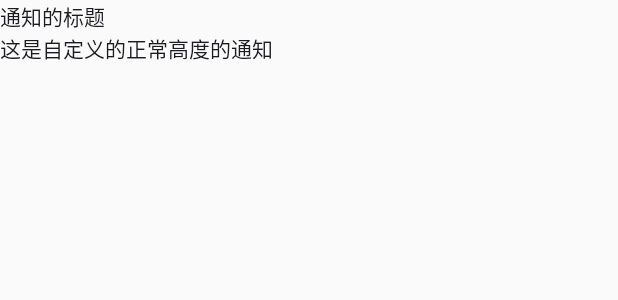
After one commit to androidjia/BaseComponent, an Android app: the layout notification_custom_normal.xml on its own in the app's theme, with its tools: preview values and no code run, on a phone screen of 412 x 824 dp. The commit adds this screen. Shown: the top 300 px of the screen. Run offline under Robolectric (Android 15) with nearby library versions, the phone set to English and light mode, and no system bars.

Commit message:
通知的使用

```diff
--- a/app/build.gradle
+++ b/app/build.gradle
@@ -9,7 +9,7 @@ android {
         minSdkVersion 21
         targetSdkVersion 29
         versionCode 1
-        versionName "1.0"
+        versionName "1.0.1"
 
         testInstrumentationRunner "androidx.test.runner.AndroidJUnitRunner"
     }
--- a/app/src/main/AndroidManifest.xml
+++ b/app/src/main/AndroidManifest.xml
@@ -2,6 +2,7 @@
 <manifest xmlns:android="http://schemas.android.com/apk/res/android"
     package="com.jjs.zero.basecomponent">
 
+    <uses-permission android:name="android.permission.VIBRATE"/>
     <application
         android:name=".MyApplication"
         android:allowBackup="true"
@@ -10,6 +11,7 @@
         android:roundIcon="@mipmap/ic_launcher_round"
         android:supportsRtl="true"
         android:theme="@style/AppTheme">
+        <activity android:name=".MainActivity2"></activity>
         <activity android:name=".MainActivity">
             <intent-filter>
                 <action android:name="android.intent.action.MAIN" />
--- /dev/null
+++ b/app/src/main/res/layout/notification_custom_normal.xml
@@ -0,0 +1,19 @@
+<?xml version="1.0" encoding="utf-8"?>
+<RelativeLayout xmlns:android="http://schemas.android.com/apk/res/android"
+    android:layout_width="match_parent"
+    android:layout_height="64dp"
+    android:maxHeight="64dp">
+    <TextView
+        android:id="@+id/title"
+        android:layout_width="wrap_content"
+        android:layout_height="wrap_content"
+        android:text="通知的标题"
+        style="@style/TextAppearance.Compat.Notification.Title"
+       />
+    <TextView
+        android:layout_width="wrap_content"
+        android:layout_height="wrap_content"
+        android:text="这是自定义的正常高度的通知"
+        style="@style/TextAppearance.Compat.Notification"
+        android:layout_below="@id/title"/>
+</RelativeLayout>
```
Also changed, not shown: app/src/main/java/com/jjs/zero/basecomponent/MainActivity.java (+33 -2 lines), app/src/main/java/com/jjs/zero/basecomponent/MainActivity2.java (added, +14 -0 lines), app/src/main/java/com/jjs/zero/basecomponent/utils/NotificationUtils.java (added, +228 -0 lines), app/src/main/res/layout/activity_main2.xml (added, +9 -0 lines), app/src/main/res/layout/notification_custom_expand.xml (added, +13 -0 lines), app/src/main/res/drawable-xxhdpi/bg_hr_top.png (added), app/src/main/res/drawable-xxhdpi/ic_zhifubao.png (added), 1 other file.
